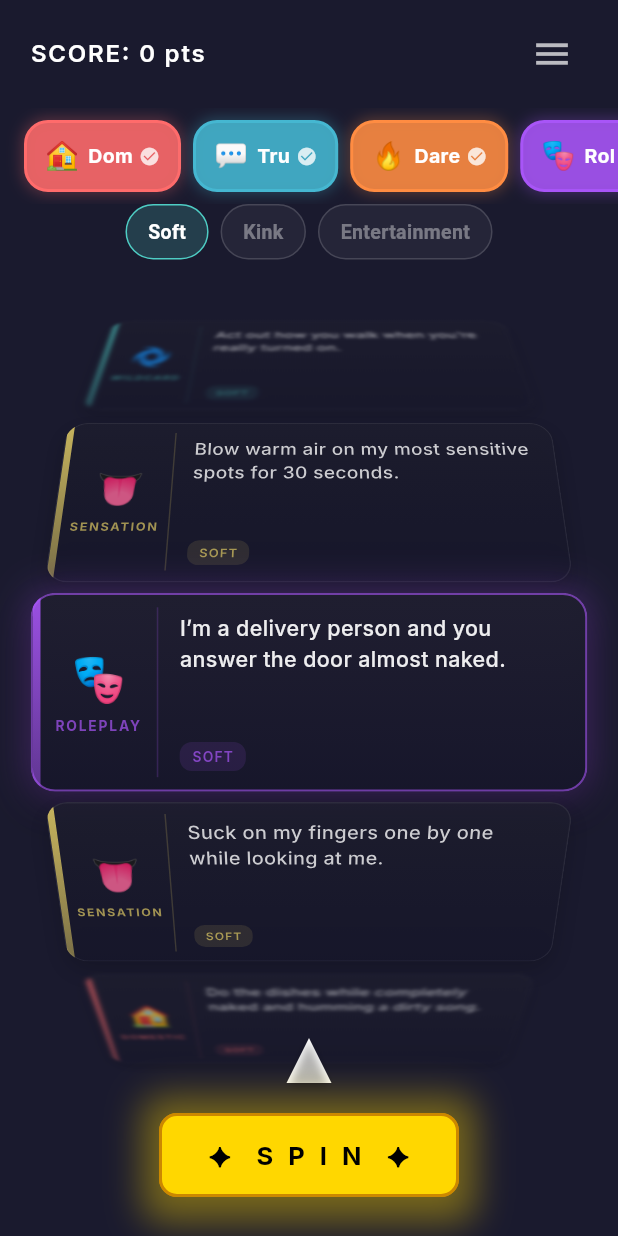
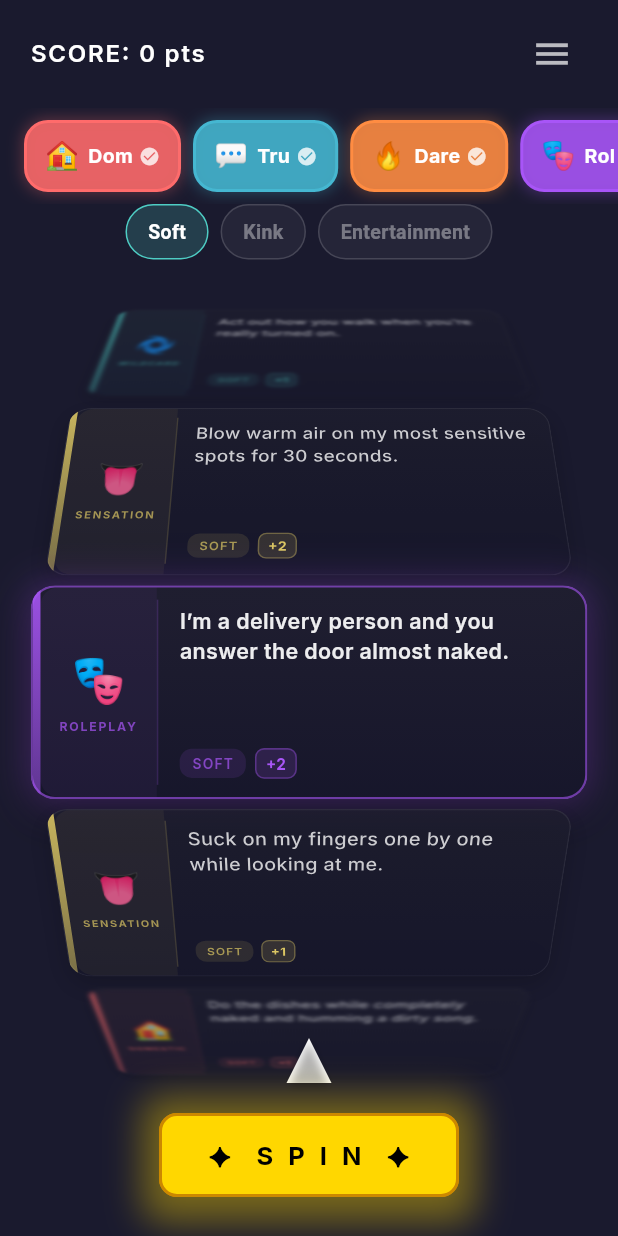
Before and after one commit to Juma1988/my_agents, a Flutter app: the screen it shows after launch, on a phone screen of 412 x 824 dp. Run offline on Flutter 3.47's test engine with Material 3 defaults, Android fonts, the phone set to English and light mode, and no system bars; our stand-ins replace flutter_animate, google_fonts, hive, hive_flutter; accounts and stored records are empty.

Commit message:
Card refinements: points badge, taller card, category bg, center emphasis

```diff
--- a/lib/widgets/category_card_wheel.dart
+++ b/lib/widgets/category_card_wheel.dart
@@ -290,7 +290,7 @@ class TaskCard extends StatelessWidget {
   final bool pulse;
   final String? pulseKey;
 
-  static const double cardHeight = 130.0;
+  static const double cardHeight = 140.0;
 
   Color get _categoryColor => CategoryColors.get(item.category.id);
 
@@ -373,8 +373,15 @@ class TaskCard extends StatelessWidget {
             ),
 
             // Category section (~1/4 width)
-            SizedBox(
+            Container(
               width: 76,
+              decoration: BoxDecoration(
+                color: color.withValues(alpha: 0.06),
+                borderRadius: const BorderRadius.only(
+                  topLeft: Radius.circular(12),
+                  bottomLeft: Radius.circular(12),
+                ),
+              ),
               child: Padding(
                 padding: const EdgeInsets.symmetric(vertical: 12),
                 child: Column(
@@ -389,7 +396,7 @@ class TaskCard extends StatelessWidget {
                       item.category.name.toUpperCase(),
                       style: GoogleFonts.inter(
                         color: color.withValues(alpha: 0.7),
-                        fontSize: 9,
+                        fontSize: 8,
                         fontWeight: FontWeight.w700,
                         letterSpacing: 1.2,
                       ),
@@ -425,7 +432,7 @@ class TaskCard extends StatelessWidget {
                         style: GoogleFonts.inter(
                           color: Colors.white.withValues(alpha: 0.92),
                           fontSize: 14,
-                          fontWeight: FontWeight.w500,
+                          fontWeight: isCenter ? FontWeight.w600 : FontWeight.w500,
                           height: 1.45,
                         ),
                       ),
@@ -451,6 +458,32 @@ class TaskCard extends StatelessWidget {
                               fontSize: 9,
                               fontWeight: FontWeight.w600,
                               letterSpacing: 0.8,
+                            ),
+                          ),
+                        ),
+
+                        const SizedBox(width: 6),
+
+                        // Points badge
+                        Container(
+                          padding: const EdgeInsets.symmetric(
+                            horizontal: 6,
+                            vertical: 2,
+                          ),
+                          decoration: BoxDecoration(
+                            color: color.withValues(alpha: 0.15),
+                            borderRadius: BorderRadius.circular(6),
+                            border: Border.all(
+                              color: color.withValues(alpha: 0.35),
+                              width: 1,
+                            ),
+                          ),
+                          child: Text(
+                            '+${item.task.points}',
+                            style: GoogleFonts.inter(
+                              color: color,
+                              fontSize: 10,
+                              fontWeight: FontWeight.w700,
                             ),
                           ),
                         ),
```
Also changed, not shown: 1 other file.
